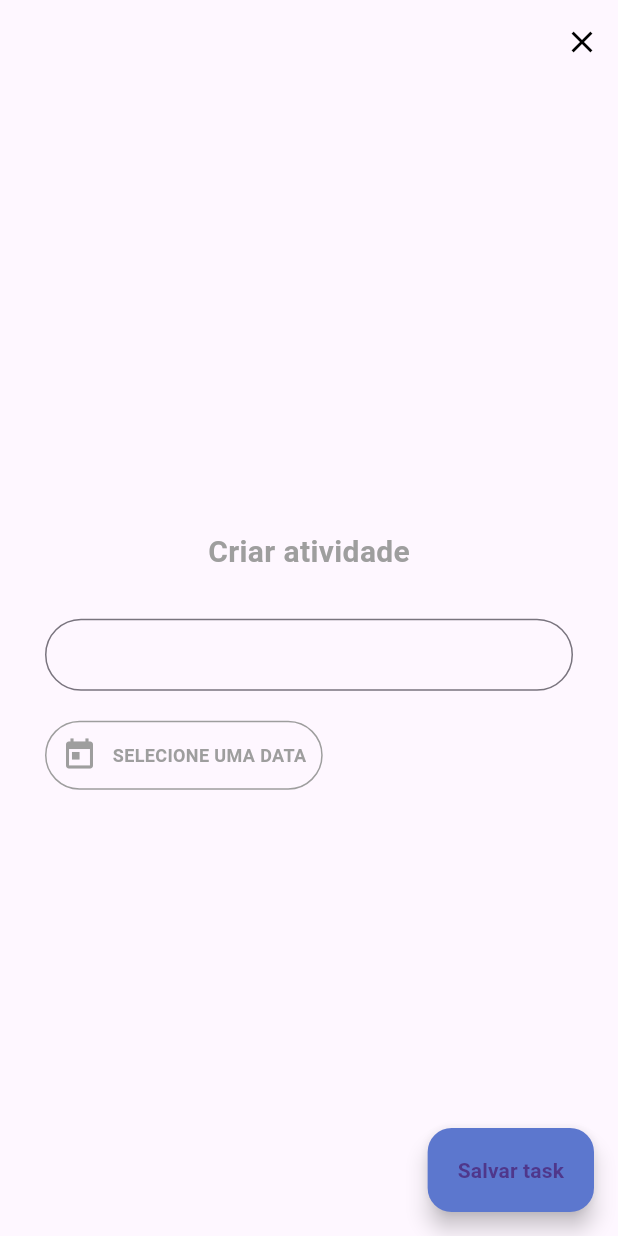
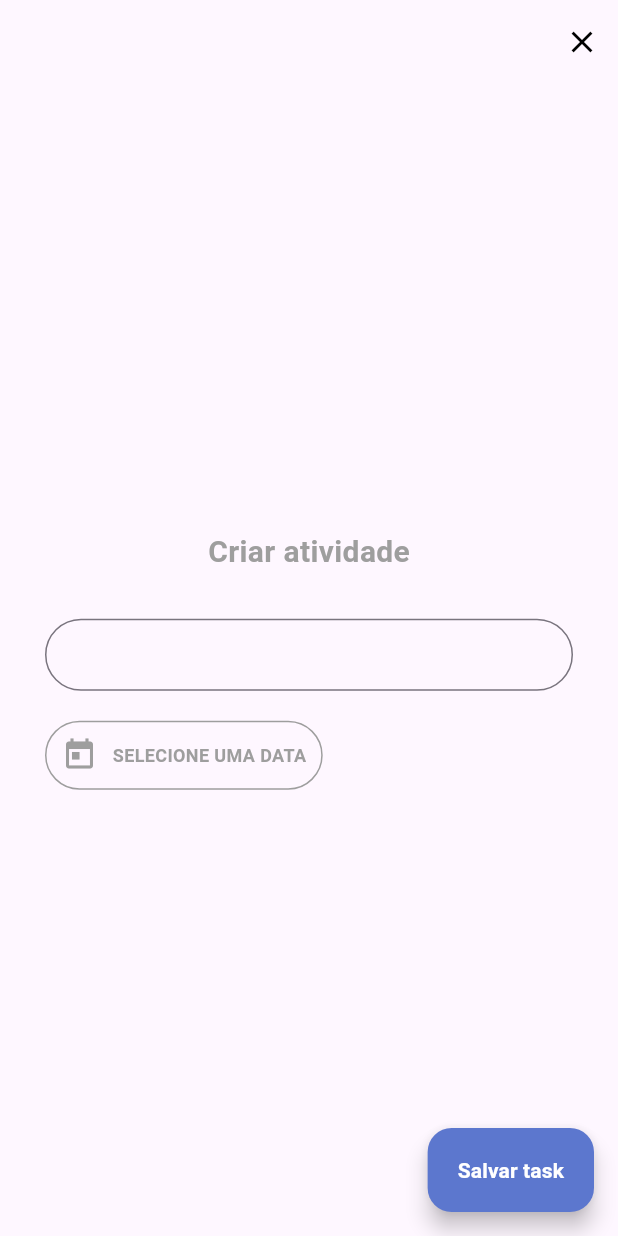
Before and after one commit to yurilima7/Todo-List, a Flutter app: the screen it shows once a user with an empty profile is signed in, after a tap on the "add" icon, on a phone screen of 412 x 824 dp. Run offline on Flutter 3.47's test engine with Material 3 defaults, Android fonts, the phone set to English and light mode, and no system bars; our stand-ins replace date_picker_timeline, firebase_auth, firebase_core, flutter_signin_button, google_fonts, google_sign_in and 2 more; missing offline and left inert: flutter_overlay_loader, validatorless; accounts and stored records are empty; generated files the repository leaves out were written again; network calls fail; Roboto replaces fonts that are missing (Mandali).

Commit message:
Floating action button color white

```diff
--- a/todo_list_provider/lib/app/modules/home/home_page.dart
+++ b/todo_list_provider/lib/app/modules/home/home_page.dart
@@ -61,7 +61,7 @@ class HomePage extends StatelessWidget {
       floatingActionButton: FloatingActionButton(
         onPressed: () => _goToCreateTask(context),
         backgroundColor: context.primaryColor,
-        child: const Icon(Icons.add),
+        child: const Icon(Icons.add, color: Colors.white,),
       ),
 
       body: LayoutBuilder(
--- a/todo_list_provider/lib/app/modules/tasks/task_create_page.dart
+++ b/todo_list_provider/lib/app/modules/tasks/task_create_page.dart
@@ -77,6 +77,7 @@ class _TaskCreatePageState extends State<TaskCreatePage> {
           'Salvar task',
           style: TextStyle(
             fontWeight: FontWeight.bold,
+            color: Colors.white,
           ),
         ),
       ),
```
